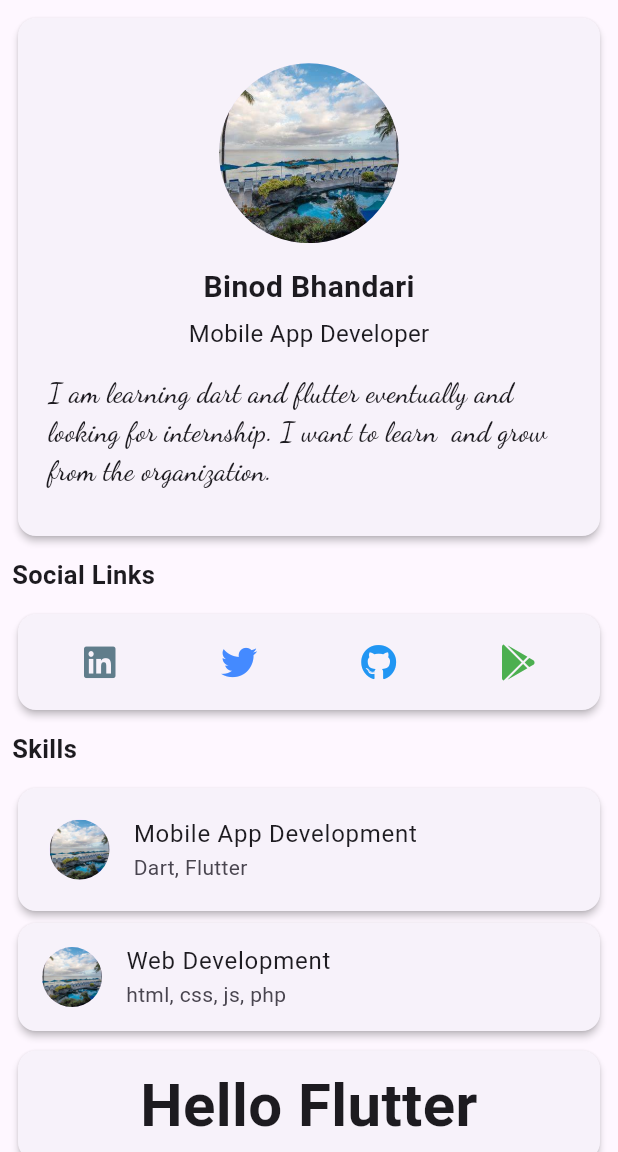
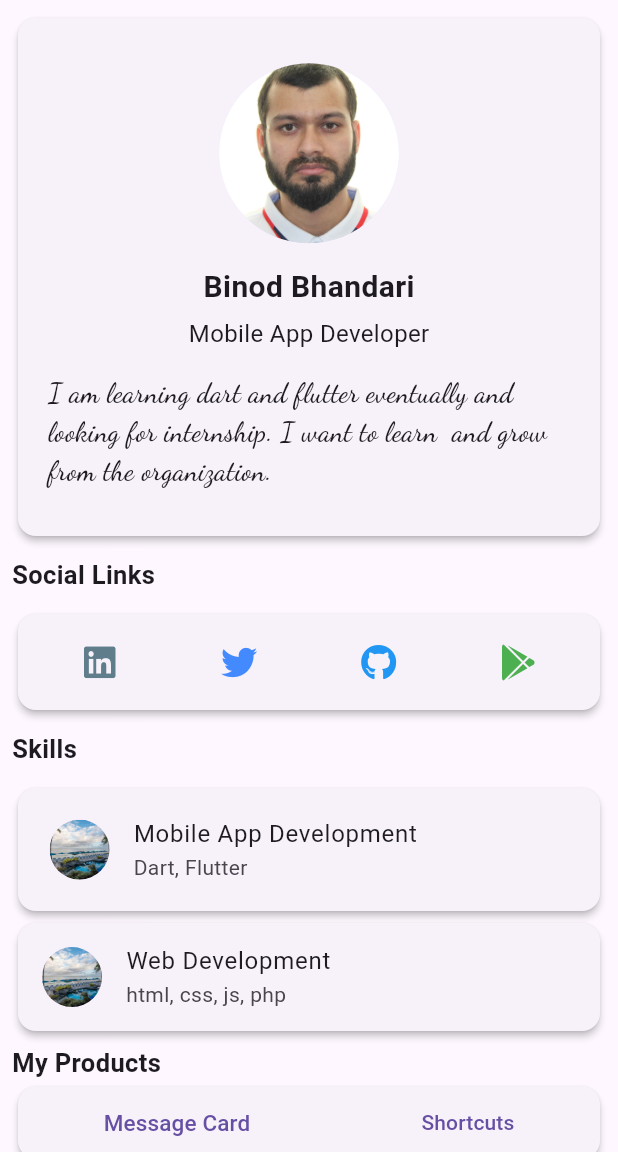
Before and after one commit to binodcoder/portfolio, a Flutter app: the screen it shows after launch, on a phone screen of 412 x 824 dp, the part 84-1236 px from its top. Run offline on Flutter 3.47's test engine with Material 3 defaults, Android fonts, the phone set to English and light mode, and no system bars; our stand-ins replace font_awesome_flutter.

Commit message:
some design changes

```diff
--- a/lib/my_cv.dart
+++ b/lib/my_cv.dart
@@ -29,7 +29,7 @@ class MyCv extends StatelessWidget {
                     children: [
                       CustomCircleAvatar(
                         radius: 60.0,
-                        imagePath: "assets/images/beach.jpg",
+                        imagePath: "assets/images/photo.jpg",
                       ),
                       SizedBox(
                         height: 15.0,
@@ -162,23 +162,6 @@ class MyCv extends StatelessWidget {
               SizedBox(
                 height: 5.0,
               ),
-              Card(
-                elevation: 2.0,
-                child: Padding(
-                  padding: const EdgeInsets.all(8.0),
-                  child: Text(
-                    "Hello Flutter",
-                    textAlign: TextAlign.center,
-                    style: TextStyle(
-                      fontSize: 40.0,
-                      fontWeight: FontWeight.bold,
-                    ),
-                  ),
-                ),
-              ),
-              SizedBox(
-                height: 5.0,
-              ),
               Text(
                 "My Products",
                 style: TextStyle(
@@ -189,14 +172,15 @@ class MyCv extends StatelessWidget {
               Card(
                 elevation: 2.0,
                 child: Row(
-                  mainAxisSize: MainAxisSize.max,
+                  mainAxisAlignment: MainAxisAlignment.spaceAround,
                   children: [
-                    ElevatedButton(
+                    TextButton(
                       onPressed: () {
                         Navigator.push(
                           context,
                           MaterialPageRoute(
-                              builder: (context) => MessageCard()),
+                            builder: (context) => MessageCard(),
+                          ),
                         );
                       },
                       child: Text(
@@ -208,7 +192,7 @@ class MyCv extends StatelessWidget {
                         ),
                       ),
                     ),
-                    ElevatedButton(
+                    TextButton(
                       onPressed: () {
                         Navigator.push(
                           context,
--- a/pubspec.yaml
+++ b/pubspec.yaml
@@ -50,7 +50,7 @@ flutter:
     # To add assets to your application, add an assets section, like this:
 
   assets:
-    - assets/images/beach.jpg
+    - assets/images/
 
 
   # An image asset can refer to one or more resolution-specific "variants", see
```
Also changed, not shown: assets/images/photo.jpg (added).
